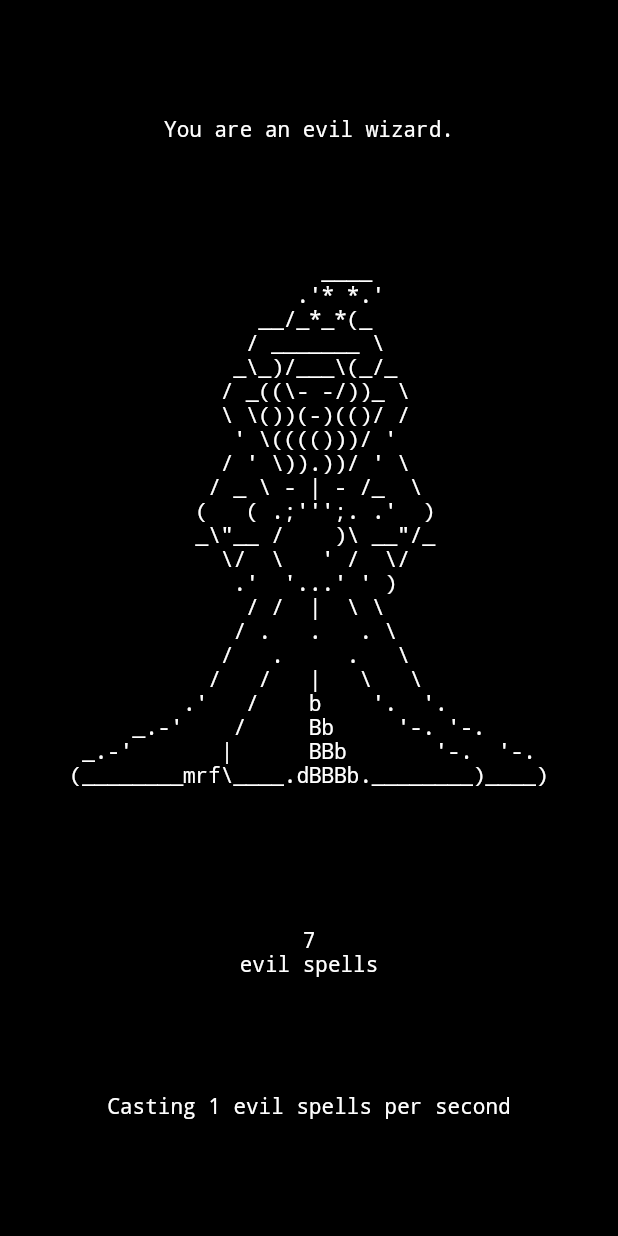
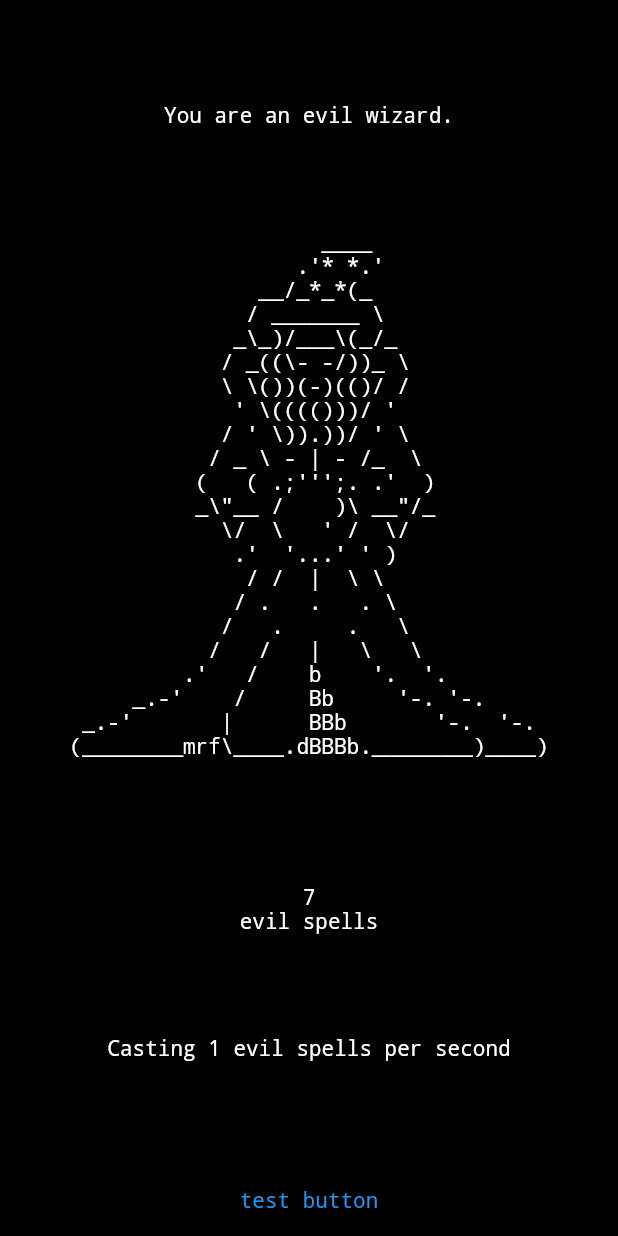
Before and after one commit to milorodrigues/evil_wizard_idle_game, a Flutter app: the screen it shows after launch, on a phone screen of 412 x 824 dp. Run offline on Flutter 3.47's test engine with Material 2 defaults, Android fonts, the phone set to English and light mode, and no system bars.

Commit message:
Setting up for pagination

```diff
--- a/lib/main.dart
+++ b/lib/main.dart
@@ -1,7 +1,7 @@
 import 'package:flutter/material.dart';
 import 'dart:async';
 
-import './src/asciiart.dart';
+import 'src/pages/home.dart';
 
 void main() {
   runApp(const Game());
@@ -15,18 +15,20 @@ class Game extends StatefulWidget {
 }
 
 class GameState extends State<Game>{
+
   static final _spells = ValueNotifier<BigInt>(BigInt.from(0));
+  static ValueNotifier<BigInt> get spells => _spells;
   static final _gain = ValueNotifier<BigInt>(BigInt.from(1));
+  static ValueNotifier<BigInt> get gain => _gain;
+
   static Timer? timer;
 
   static void _idleIncrease() {
     GameState._spells.value += GameState._gain.value;
-    //debugPrint("in _idleIncrease; _spells = ${GameState._spells.value}");
   }
 
   @override
   void initState(){
-    //debugPrint("in initState()");
     super.initState();
     timer = Timer.periodic(const Duration(seconds: 1), (Timer t) => GameState._idleIncrease());
   }
@@ -37,7 +39,7 @@ class GameState extends State<Game>{
       theme: ThemeData(
         textTheme: Theme.of(context).textTheme.apply(bodyColor: Colors.white, displayColor: Colors.white, fontFamily: 'Courier'),
       ),
-      home: const MainPage(),
+      home: const HomePage(),
     );
   }
 
@@ -48,34 +50,7 @@ class GameState extends State<Game>{
   }
 }
 
-class MainPage extends StatelessWidget {
-  const MainPage({super.key});
 
-  @override
-  Widget build(BuildContext context){
-    return SafeArea(
-      child: Scaffold(
-        backgroundColor: Colors.black,
-        body: Center(
-          child: Column(
-            crossAxisAlignment: CrossAxisAlignment.center,
-            children: const [
-              Spacer(),
-              Text('You are an evil wizard.'),
-              Spacer(),
-              Text(Assets.asciiWizard),
-              Spacer(),
-              SpellsWidget(),
-              Spacer(),
-              IncreaseInfoWidget(),
-              Spacer(),
-            ],
-          ),
-        ),
-      )
-    );
-  }
-}
 
 class SpellsWidget extends StatefulWidget {
   const SpellsWidget({super.key});
--- /dev/null
+++ b/lib/src/pages/home.dart
@@ -0,0 +1,78 @@
+import 'package:flutter/material.dart';
+import '../../main.dart';
+import '../asciiart.dart';
+
+class HomePage extends StatelessWidget {
+  const HomePage({super.key});
+
+  @override
+  Widget build(BuildContext context){
+    return SafeArea(
+      child: Scaffold(
+        backgroundColor: Colors.black,
+        body: Center(
+          child: Column(
+            crossAxisAlignment: CrossAxisAlignment.center,
+            children: [
+              const Spacer(),
+              const Text('You are an evil wizard.'),
+              const Spacer(),
+              const Text(Assets.asciiWizard),
+              const Spacer(),
+              const SpellsWidget(),
+              const Spacer(),
+              const IncreaseInfoWidget(),
+              const Spacer(),
+              TextButton(
+                onPressed: () => {debugPrint('pressed button')},
+                child: const Text('test button')),
+            ],
+          ),
+        ),
+      )
+    );
+  }
+}
+
+class SpellsWidget extends StatefulWidget {
+  const SpellsWidget({super.key});
+
+  @override
+  State<StatefulWidget> createState() => SpellsWidgetState();
+}
+
+class SpellsWidgetState extends State<SpellsWidget> {
+  @override
+  Widget build(BuildContext context) {
+    return Column(
+      crossAxisAlignment: CrossAxisAlignment.center,
+      children: [
+        ValueListenableBuilder(
+          valueListenable: GameState.spells,
+          builder: (context, value, widget) {return Text(GameState.spells.value.toString());}),
+        const Text('evil spells'),
+      ],
+    );
+  }
+}
+
+class IncreaseInfoWidget extends StatefulWidget {
+  const IncreaseInfoWidget({super.key});
+
+  @override
+  State<StatefulWidget> createState() => IncreaseInfoWidgetState();
+}
+
+class IncreaseInfoWidgetState extends State<IncreaseInfoWidget>{
+  @override
+  Widget build(BuildContext context) {
+    return Column(
+      crossAxisAlignment: CrossAxisAlignment.center,
+      children: [
+        ValueListenableBuilder(
+          valueListenable: GameState.gain,
+          builder: (context, value, widget) {return Text('Casting ${GameState.gain.value} evil spells per second');}),
+      ],
+    );
+  }
+}
```
Also changed, not shown: images/readme_image_202303081752.png (deleted), images/readme_image_202303081823.png (deleted), images/readme_image_202303081833.png (added), lib/src/pages/buildings.dart (added), 1 other file.
